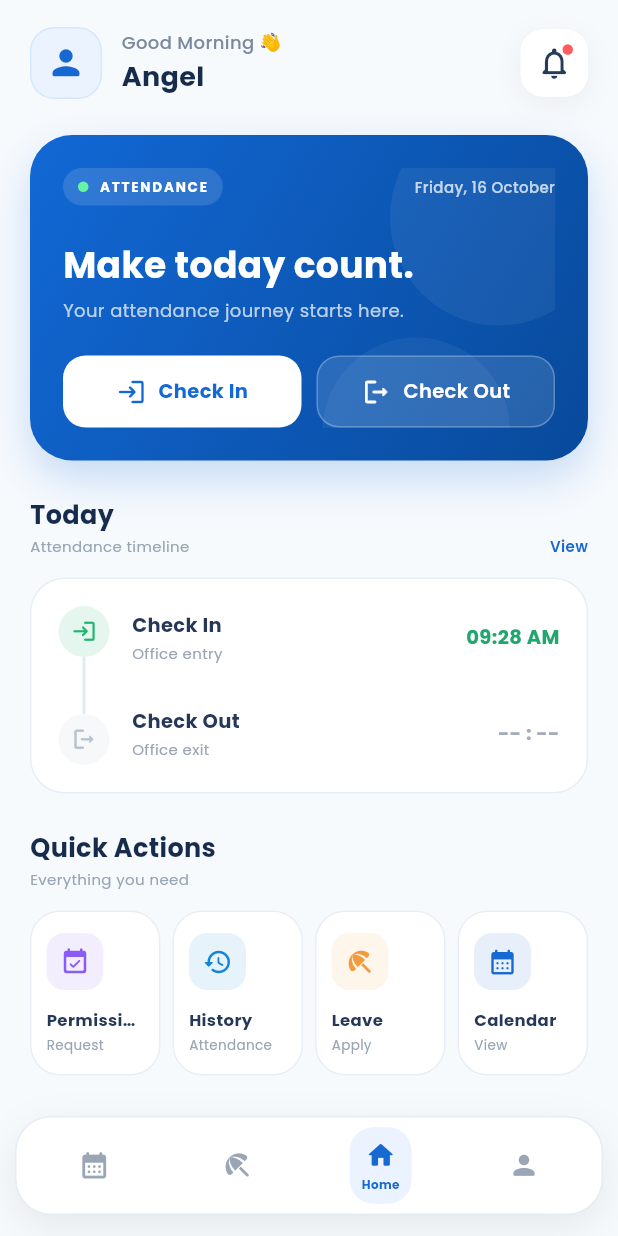
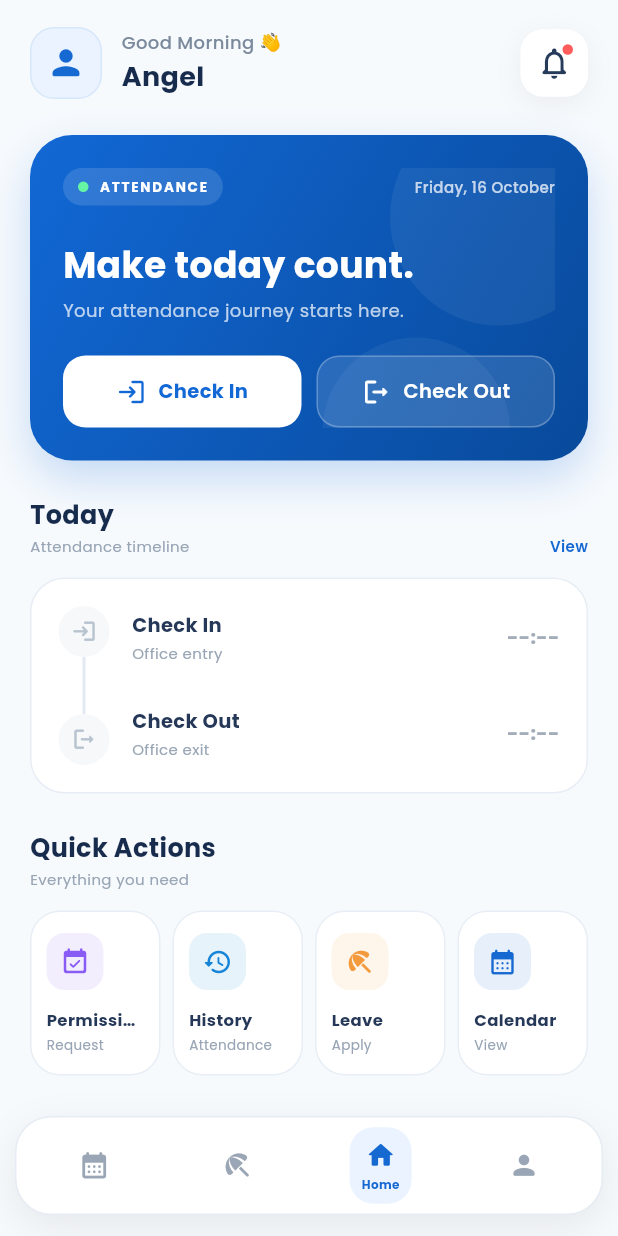
Before and after one commit to 11RAJAVEERAN/LYRA_PULSE, a Flutter app: the HomeScreen screen opened by its route, on a phone screen of 412 x 824 dp. Run offline on Flutter 3.47's test engine with Material 3 defaults, Android fonts, the phone set to English and light mode, and no system bars; our stand-ins replace camera, dio, flutter_secure_storage, geocoding, geolocator, get and 2 more; accounts and stored records are empty.

Commit message:
feat: update attendance home screen

```diff
--- a/lyrapulse-mobile/lib/features/home/views/home_screen.dart
+++ b/lyrapulse-mobile/lib/features/home/views/home_screen.dart
@@ -3,6 +3,7 @@ import 'package:flutter/material.dart';
 import 'package:get/get.dart';
 import 'package:google_fonts/google_fonts.dart';
 
+import 'package:lyrapulse_mobile/features/attendance/controllers/attendance_controller.dart';
 import 'package:lyrapulse_mobile/features/attendance/views/location_verification_screen.dart';
 import 'package:lyrapulse_mobile/features/attendance/views/attendance_history_screen.dart';
 import 'package:lyrapulse_mobile/features/attendance/views/attendance_overview_screen.dart';
@@ -23,83 +24,101 @@ class HomeScreen extends StatefulWidget {
 class _HomeScreenState extends State<HomeScreen> {
   int _selectedIndex = 0;
 
+  late final AttendanceController attendanceController;
+
+  @override
+  void initState() {
+    super.initState();
+
+    attendanceController =
+        Get.isRegistered<AttendanceController>()
+            ? Get.find<AttendanceController>()
+            : Get.put(AttendanceController(), permanent: true);
+  }
+
   void _openCheckIn() {
+    if (attendanceController.isCheckedIn) {
+      Get.snackbar(
+        'Already Checked In',
+        'You have already checked in.',
+        snackPosition: SnackPosition.BOTTOM,
+      );
+      return;
+    }
+
+    if (attendanceController.isCompleted) {
+      Get.snackbar(
+        'Attendance Completed',
+        'Today attendance is already completed.',
+        snackPosition: SnackPosition.BOTTOM,
+      );
+      return;
+    }
+
     Get.to(
-      () => const LocationVerificationScreen(
-        isCheckOut: false,
-      ),
+      () => const LocationVerificationScreen(isCheckOut: false),
     );
   }
 
   void _openCheckOut() {
+    if (attendanceController.checkInTime.value == null) {
+      Get.snackbar(
+        'Check In Required',
+        'Please check in before checking out.',
+        snackPosition: SnackPosition.BOTTOM,
+      );
+      return;
+    }
+
+    if (attendanceController.checkOutTime.value != null) {
+      Get.snackbar(
+        'Already Checked Out',
+        'Your check out is already recorded.',
+        snackPosition: SnackPosition.BOTTOM,
+      );
+      return;
+    }
+
     Get.to(
-      () => const LocationVerificationScreen(
-        isCheckOut: true,
-      ),
+      () => const LocationVerificationScreen(isCheckOut: true),
     );
   }
 
-  void _openPermission() {
-    Get.to(() => const PermissionScreen());
-  }
+  void _openPermission() => Get.to(() => const PermissionScreen());
 
-  void _openNotification() {
-    Get.to(() => const NotificationScreen());
-  }
+  void _openNotification() => Get.to(() => const NotificationScreen());
 
-  void _openAttendanceHistory() {
+  void _openAttendanceHistory() =>
       Get.to(() => const AttendanceHistoryScreen());
-  }
 
-  void _openAttendanceOverview() {
+  void _openAttendanceOverview() =>
       Get.to(() => const AttendanceOverviewScreen());
-  }
 
-  void _openAttendanceRecords() {
+  void _openAttendanceRecords() =>
       Get.to(() => const AttendanceRecordsScreen());
-  }
 
-  void _openLeave() {
-    Get.to(() => const LeaveScreen());
-  }
+  void _openLeave() => Get.to(() => const LeaveScreen());
 
-  void _openProfile() {
-    Get.to(() => const ProfileScreen());
-  }
+  void _openProfile() => Get.to(() => const ProfileScreen());
 
-  void _openCalendar() {
-    Get.to(() => CalendarScreen());
-  }
+  void _openCalendar() => Get.to(() => CalendarScreen());
 
   String _getToday() {
     final now = DateTime.now();
 
     const weekdays = [
-      'Monday',
-      'Tuesday',
-      'Wednesday',
-      'Thursday',
-      'Friday',
-      'Saturday',
-      'Sunday',
+      'Monday', 'Tuesday', 'Wednesday', 'Thursday',
+      'Friday', 'Saturday', 'Sunday',
     ];
 
     const months = [
-      'January',
-      'February',
-      'March',
-      'April',
-      'May',
-      'June',
-      'July',
-      'August',
-      'September',
-      'October',
-      'November',
-      'December',
+      'January', 'February', 'March', 'April',
+      'May', 'June', 'July', 'August',
+      'September', 'October', 'November', 'December',
     ];
 
-    return '${weekdays[now.weekday - 1]}, ${now.day} ${months[now.month - 1]}';
+    return '${weekdays[now.weekday - 1]}, '
+        '${now.day} ${months[now.month - 1]}';
   }
 
   @override
@@ -112,12 +131,7 @@ class _HomeScreenState extends State<HomeScreen> {
             Expanded(
               child: SingleChildScrollView(
                 physics: const BouncingScrollPhysics(),
-                padding: const EdgeInsets.fromLTRB(
-                  20,
-                  18,
-                  20,
-                  110,
-                ),
+                padding: const EdgeInsets.fromLTRB(20, 18, 20, 110),
                 child: Column(
                   crossAxisAlignment: CrossAxisAlignment.start,
                   children: [
@@ -154,9 +168,7 @@ class _HomeScreenState extends State<HomeScreen> {
             decoration: BoxDecoration(
               color: const Color(0xFFEAF3FF),
               borderRadius: BorderRadius.circular(16),
-              border: Border.all(
-                color: const Color(0xFFD7E7FA),
-              ),
+              border: Border.all(color: const Color(0xFFD7E7FA)),
             ),
             child: const Icon(
               Icons.person_rounded,
@@ -243,10 +255,7 @@ class _HomeScreenState extends State<HomeScreen> {
         gradient: const LinearGradient(
           begin: Alignment.topLeft,
           end: Alignment.bottomRight,
-          colors: [
-            Color(0xFF1268D5),
-            Color(0xFF084A9B),
-          ],
+          colors: [Color(0xFF1268D5), Color(0xFF084A9B)],
         ),
         borderRadius: BorderRadius.circular(28),
         boxShadow: [
@@ -427,6 +436,10 @@ class _HomeScreenState extends State<HomeScreen> {
   }
 
   Widget _buildAttendanceTimeline() {
+    return Obx(() {
+      final checkIn = attendanceController.checkInTime.value;
+      final checkOut = attendanceController.checkOutTime.value;
+
       return Column(
         crossAxisAlignment: CrossAxisAlignment.start,
         children: [
@@ -445,16 +458,16 @@ class _HomeScreenState extends State<HomeScreen> {
             decoration: BoxDecoration(
               color: Colors.white,
               borderRadius: BorderRadius.circular(23),
-            border: Border.all(
-              color: const Color(0xFFE8EEF5),
-            ),
+              border: Border.all(color: const Color(0xFFE8EEF5)),
             ),
             child: Row(
               children: [
                 Column(
                   children: [
                     _timelineDot(
-                    color: const Color(0xFF21B573),
+                      color: checkIn != null
+                          ? const Color(0xFF21B573)
+                          : const Color(0xFFB8C3D0),
                       icon: Icons.login_rounded,
                     ),
                     Container(
@@ -463,7 +476,9 @@ class _HomeScreenState extends State<HomeScreen> {
                       color: const Color(0xFFE4EAF1),
                     ),
                     _timelineDot(
-                    color: const Color(0xFFB8C3D0),
+                      color: checkOut != null
+                          ? const Color(0xFF21B573)
+                          : const Color(0xFFB8C3D0),
                       icon: Icons.logout_rounded,
                     ),
                   ],
@@ -475,15 +490,15 @@ class _HomeScreenState extends State<HomeScreen> {
                       _timelineRow(
                         title: 'Check In',
                         subtitle: 'Office entry',
-                      time: '09:28 AM',
-                      active: true,
+                        time: attendanceController.formatTime(checkIn),
+                        active: checkIn != null,
                       ),
                       const SizedBox(height: 29),
                       _timelineRow(
                         title: 'Check Out',
                         subtitle: 'Office exit',
-                      time: '-- : --',
-                      active: false,
+                        time: attendanceController.formatTime(checkOut),
+                        active: checkOut != null,
                       ),
                     ],
                   ),
@@ -493,6 +508,7 @@ class _HomeScreenState extends State<HomeScreen> {
           ),
         ],
       );
+    });
   }
 
   Widget _timelineDot({
@@ -506,11 +522,7 @@ class _HomeScreenState extends State<HomeScreen> {
         color: color.withOpacity(0.12),
         shape: BoxShape.circle,
       ),
-      child: Icon(
-        icon,
-        color: color,
-        size: 17,
-      ),
+      child: Icon(icon, color: color, size: 17),
     );
   }
 
@@ -629,9 +641,7 @@ class _HomeScreenState extends State<HomeScreen> {
         decoration: BoxDecoration(
           color: Colors.white,
           borderRadius: BorderRadius.circular(20),
-          border: Border.all(
-            color: const Color(0xFFE8EEF5),
-          ),
+          border: Border.all(color: const Color(0xFFE8EEF5)),
         ),
         child: Column(
           crossAxisAlignment: CrossAxisAlignment.start,
@@ -643,11 +653,7 @@ class _HomeScreenState extends State<HomeScreen> {
                 color: iconColor.withOpacity(0.10),
                 borderRadius: BorderRadius.circular(12),
               ),
-              child: Icon(
-                icon,
-                color: iconColor,
-                size: 20,
-              ),
+              child: Icon(icon, color: iconColor, size: 20),
             ),
             const SizedBox(height: 12),
             Text(
@@ -677,6 +683,20 @@ class _HomeScreenState extends State<HomeScreen> {
   }
 
   Widget _buildStatsSection() {
+    return Obx(() {
+      final checkIn = attendanceController.checkInTime.value;
+      final checkOut = attendanceController.checkOutTime.value;
+      final duration = attendanceController.workingDuration.value;
+
+      final checkInParts =
+          attendanceController.formatTime(checkIn).split(' ');
+      final checkOutParts =
+          attendanceController.formatTime(checkOut).split(' ');
+
+      final hours = duration.inHours.toString().padLeft(2, '0');
+      final minutes = duration.inMinutes.remainder(60)
+          .toString().padLeft(2, '0');
+
       return Column(
         crossAxisAlignment: CrossAxisAlignment.start,
         children: [
@@ -690,8 +710,8 @@ class _HomeScreenState extends State<HomeScreen> {
               Expanded(
                 child: _statCard(
                   title: 'Check In',
-                value: '09:28',
-                suffix: 'AM',
+                  value: checkIn == null ? '--:--' : checkInParts[0],
+                  suffix: checkIn == null ? '' : checkInParts[1],
                   icon: Icons.login_rounded,
                   color: const Color(0xFF20A66F),
                 ),
@@ -700,8 +720,8 @@ class _HomeScreenState extends State<HomeScreen> {
               Expanded(
                 child: _statCard(
                   title: 'Check Out',
-                value: '--:--',
-                suffix: '',
+                  value: checkOut == null ? '--:--' : checkOutParts[0],
+                  suffix: checkOut == null ? '' : checkOutParts[1],
                   icon: Icons.logout_rounded,
                   color: const Color(0xFF7A8797),
                 ),
@@ -714,7 +734,7 @@ class _HomeScreenState extends State<HomeScreen> {
               Expanded(
                 child: _statCard(
                   title: 'Total Hours',
-                value: '--:--',
+                  value: checkIn == null ? '--:--' : '$hours:$minutes',
                   suffix: 'hrs',
                   icon: Icons.timer_outlined,
                   color: const Color(0xFF2878D4),
@@ -724,7 +744,7 @@ class _HomeScreenState extends State<HomeScreen> {
               Expanded(
                 child: _statCard(
                   title: 'Status',
-                value: 'Pending',
+                  value: attendanceController.attendanceStatus,
                   suffix: '',
                   icon: Icons.pending_actions_rounded,
                   color: const Color(0xFFF19A3E),
@@ -734,6 +754,7 @@ class _HomeScreenState extends State<HomeScreen> {
           ),
         ],
       );
+    });
   }
 
   Widget _statCard({
@@ -748,9 +769,7 @@ class _HomeScreenState extends State<HomeScreen> {
       decoration: BoxDecoration(
         color: Colors.white,
         borderRadius: BorderRadius.circular(20),
-        border: Border.all(
-          color: const Color(0xFFE8EEF5),
-        ),
+        border: Border.all(color: const Color(0xFFE8EEF5)),
       ),
       child: Column(
         crossAxisAlignment: CrossAxisAlignment.start,
@@ -764,11 +783,7 @@ class _HomeScreenState extends State<HomeScreen> {
                   color: color.withOpacity(0.10),
                   borderRadius: BorderRadius.circular(10),
                 ),
-                child: Icon(
-                  icon,
-                  size: 16,
-                  color: color,
-                ),
+                child: Icon(icon, size: 16, color: color),
               ),
               const Spacer(),
               const Icon(
@@ -833,9 +848,7 @@ class _HomeScreenState extends State<HomeScreen> {
         decoration: BoxDecoration(
           color: Colors.white,
           borderRadius: BorderRadius.circular(24),
-          border: Border.all(
-            color: const Color(0xFFE8EEF5),
-          ),
+          border: Border.all(color: const Color(0xFFE8EEF5)),
         ),
         child: Row(
           children: [
@@ -980,7 +993,6 @@ class _HomeScreenState extends State<HomeScreen> {
     );
   }
 
-  // Bottom navigation: Home is positioned in the center.
   Widget _buildBottomNavigation() {
     return Container(
       color: const Color(0xFFF7FAFD),
@@ -991,9 +1003,7 @@ class _HomeScreenState extends State<HomeScreen> {
         decoration: BoxDecoration(
           color: Colors.white,
           borderRadius: BorderRadius.circular(24),
-          border: Border.all(
-            color: const Color(0xFFE6ECF3),
-          ),
+          border: Border.all(color: const Color(0xFFE6ECF3)),
           boxShadow: [
             BoxShadow(
               color: Colors.black.withOpacity(0.07),
@@ -1052,10 +1062,7 @@ class _HomeScreenState extends State<HomeScreen> {
 
     return GestureDetector(
       onTap: () {
-        setState(() {
-          _selectedIndex = index;
-        });
-
+        setState(() => _selectedIndex = index);
         onTap();
       },
       behavior: HitTestBehavior.opaque,
```
Lines whose indentation alone changed are shown as unchanged.
